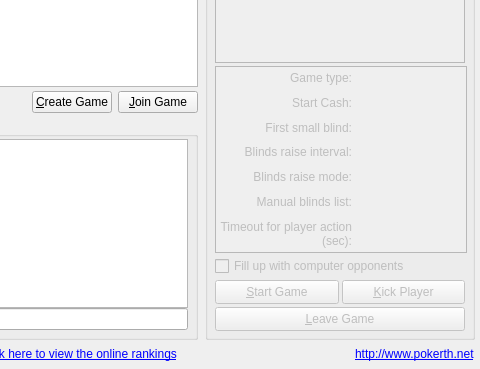
Before: the Qt Designer form src/gui/qt/gamelobbydialog.ui in pokerth/pokerth, drawn with Qt 5; both pictures show x 395 to 875 and y 201 to 570 of the 875 by 570 pixel window.
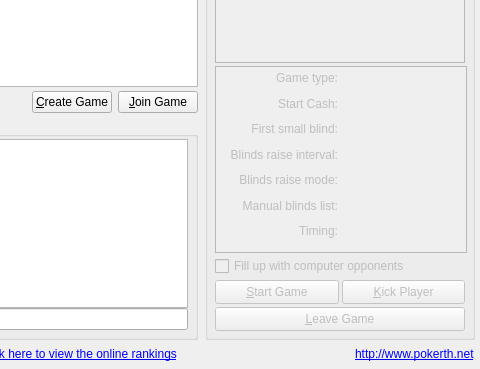
After: the same form once the commit is applied. Icons and pictures are not drawn.

Commit message: add delay between hands info to game description #117

```diff
--- a/src/gui/qt/gamelobbydialog.ui
+++ b/src/gui/qt/gamelobbydialog.ui
@@ -378,7 +378,7 @@
           <item row="6" column="0">
            <widget class="QLabel" name="label_gameDesc7">
             <property name="text">
-             <string>Timeout for player action (sec):</string>
+             <string>Timing:</string>
             </property>
             <property name="alignment">
              <set>Qt::AlignRight|Qt::AlignTop|Qt::AlignTrailing</set>
```
Left out of the diff: 2 changed lines with no effect on the pictures. The commit also changes 1 other file.
